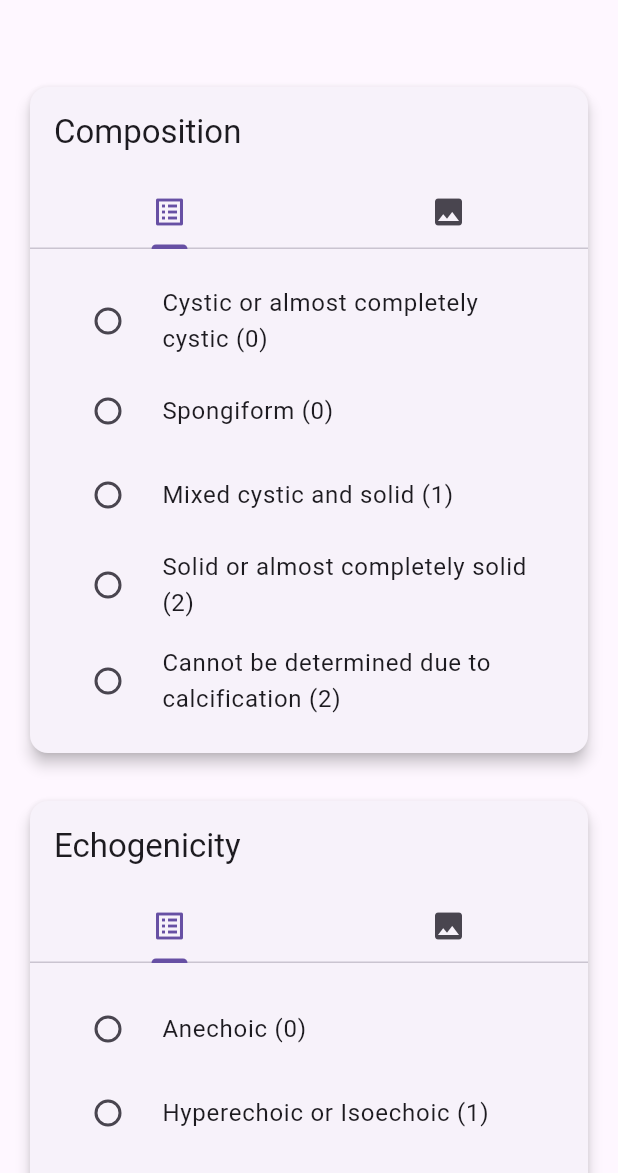
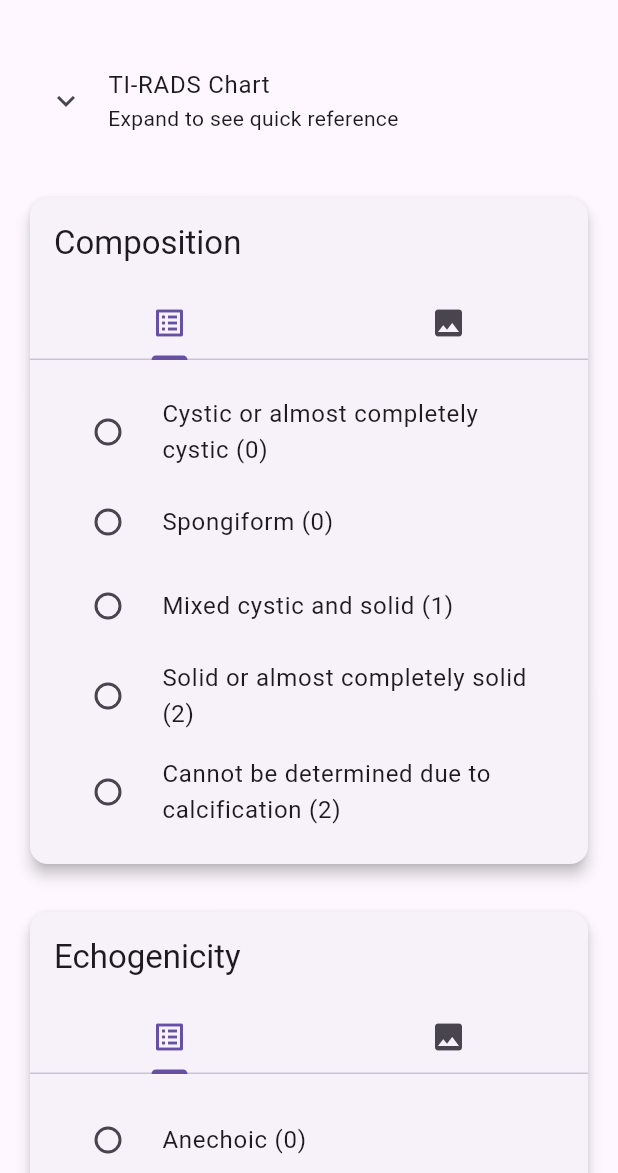
Before and after one commit to Lightbridge-KS/tirads_calc_flutter, a Flutter app: the screen it shows after launch, on a phone screen of 412 x 824 dp, the part 63-1236 px from its top. Run offline on Flutter 3.47's test engine with Material 3 defaults, Android fonts, the light colour scheme and no system bars; missing offline and left inert: window_manager.

Commit message:
add "TI-RADS Chart" in `ExpansionTile`

```diff
--- a/lib/main.dart
+++ b/lib/main.dart
@@ -143,6 +143,18 @@ class _MultipleQuestionsPageState extends State<MultipleQuestionsPage> {
       body: ListView(
         padding: const EdgeInsets.all(16.0),
         children: [
+          /*
+          === TI-RADS Chart ===
+          */
+          ExpansionTile(
+          title: const Text('TI-RADS Chart'),
+          subtitle: const Text('Expand to see quick reference'),
+          controlAffinity: ListTileControlAffinity.leading,
+          children: <Widget>[
+            Image.asset('images/tirads_chart.png'),
+            const ListTile(title: Text('This calculator was implemented using the above algorithm.'))
+          ],
+        ),
           const SizedBox(height: 24.0),
           /*
           === Composition ===
--- a/pubspec.yaml
+++ b/pubspec.yaml
@@ -86,6 +86,7 @@ flutter:
     - images/shape.png
     - images/margin.png
     - images/echogenic_foci.png
+    - images/tirads_chart.png
 
   # An image asset can refer to one or more resolution-specific "variants", see
   # https://flutter.dev/to/resolution-aware-images
```
Also changed, not shown: images/tirads_chart.png (added).
